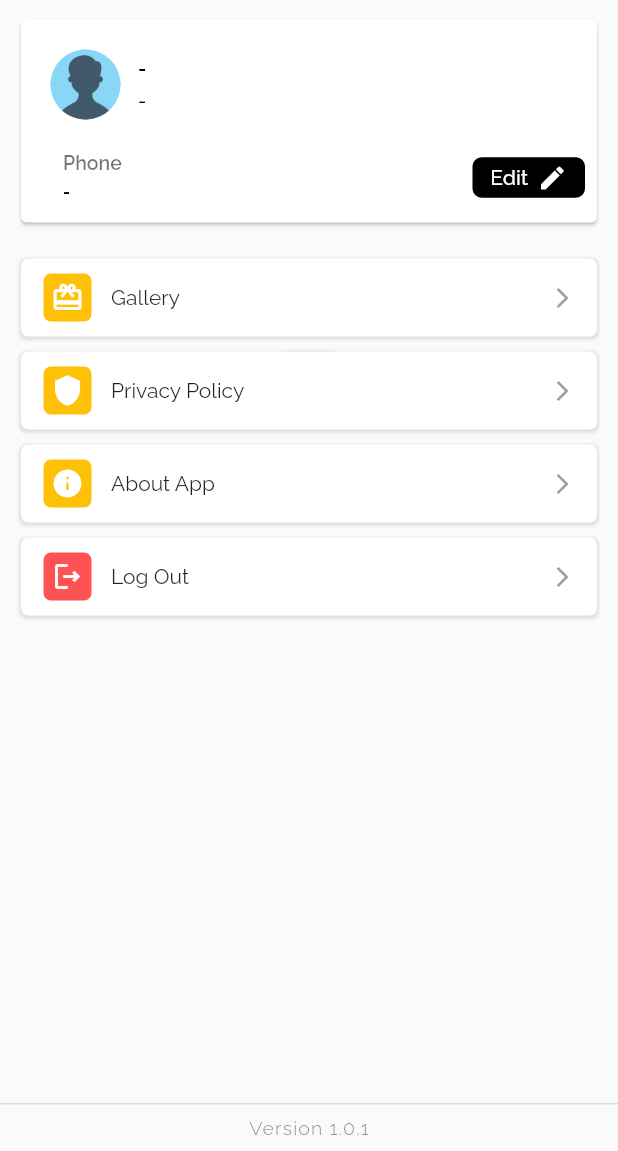
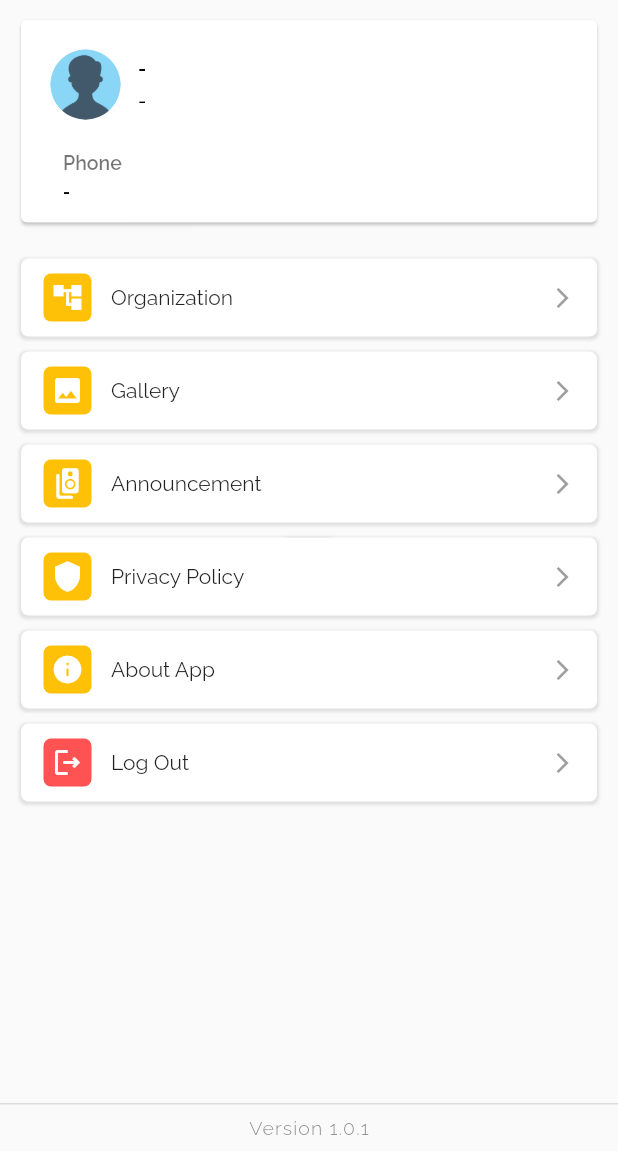
Before and after one commit to richmondquainoo/rmc_app, a Flutter app: the SettingsScreen screen opened directly, on a phone screen of 412 x 824 dp, the part 85-1236 px from its top. Run offline on Flutter 3.47's test engine with Material 2 defaults, Android fonts, the light colour scheme and no system bars; drawn by our look-alikes of avatar_glow; our stand-ins replace cached_network_image, google_fonts, pin_code_fields, salomon_bottom_bar, youtube_player_flutter.

Commit message:
Organization Details screen

```diff
--- a/lib/screens/Settings/SettingsScreen.dart
+++ b/lib/screens/Settings/SettingsScreen.dart
@@ -1,6 +1,7 @@
 import 'package:flutter/material.dart';
 import 'package:google_fonts/google_fonts.dart';
 import 'package:avatar_glow/avatar_glow.dart';
+import 'package:rmcapp/screens/Organizations/OrganizationScreen.dart';
 import '../../Components/settingCardComponent.dart';
 import '../../Constants/myColors.dart';
 class SettingsScreen extends StatefulWidget {
@@ -135,44 +136,6 @@ class _SettingsScreenState extends State<SettingsScreen> {
                                 ],
                               ),
                             ),
-                            GestureDetector(
-                              onTap: () {
-                                // Navigator.push(
-                                //   context,
-                                //   MaterialPageRoute(
-                                //     builder: (context) => EditProfileScreen(),
-                                //   ),
-                                // );
-                              },
-                              child: Container(
-                                height: 27,
-                                width: 75,
-                                decoration: BoxDecoration(
-                                  color: Colors.black,
-                                  borderRadius: BorderRadius.circular(6),
-                                ),
-                                child: Row(
-                                  mainAxisAlignment: MainAxisAlignment.center,
-                                  children: [
-                                    Text(
-                                      "Edit",
-                                      style: GoogleFonts.raleway(
-                                          fontWeight: FontWeight.w500,
-                                          fontSize: 14,
-                                          color: Colors.white),
-                                    ),
-                                    const SizedBox(
-                                      width: 6,
-                                    ),
-                                    const Icon(
-                                      Icons.edit,
-                                      size: 20,
-                                      color: Colors.white,
-                                    )
-                                  ],
-                                ),
-                              ),
-                            ),
                           ],
                         ),
                       ],
@@ -202,8 +165,78 @@ class _SettingsScreenState extends State<SettingsScreen> {
                 ),
                 child: Column(children: [
                   SettingCardComponent(
+                    title: "Organization",
+                    leadingIcon: Icons.account_tree_sharp,
+                    bgIconColor: Colors.amber,
+                    onTap: () {
+                      Navigator.push(
+                        context,
+                        MaterialPageRoute(
+                          builder: (context) => const OrganizationScreen(
+
+                          ),
+                        ),
+                      );
+                    },
+                  ),
+                ]),
+              ),
+            ),
+            Padding(
+              padding: const EdgeInsets.only(left: 14.0, right: 14, bottom: 10),
+              child: Container(
+                padding: const EdgeInsets.only(left: 15, right: 15),
+                decoration: BoxDecoration(
+                  borderRadius: BorderRadius.circular(5),
+                  color: Theme.of(context).cardColor,
+                  boxShadow: [
+                    BoxShadow(
+                      color: Theme.of(context).shadowColor.withOpacity(0.1),
+                      spreadRadius: 1,
+                      blurRadius: 1,
+                      offset: const Offset(0, 1), // changes position of shadow
+                    ),
+                  ],
+                ),
+                child: Column(children: [
+                  SettingCardComponent(
                     title: "Gallery",
-                    leadingIcon: Icons.card_giftcard_outlined,
+                    leadingIcon: Icons.image,
+                    bgIconColor: Colors.amber,
+                    onTap: () {
+                      // Navigator.push(
+                      //   context,
+                      //   MaterialPageRoute(
+                      //     builder: (context) => OrderScreen(
+                      //       showBackButton: true,
+                      //     ),
+                      //   ),
+                      // );
+                    },
+                  ),
+                ]),
+              ),
+            ),
+            Padding(
+              padding: const EdgeInsets.only(left: 14.0, right: 14, bottom: 10),
+              child: Container(
+                padding: const EdgeInsets.only(left: 15, right: 15),
+                decoration: BoxDecoration(
+                  borderRadius: BorderRadius.circular(5),
+                  color: Theme.of(context).cardColor,
+                  boxShadow: [
+                    BoxShadow(
+                      color: Theme.of(context).shadowColor.withOpacity(0.1),
+                      spreadRadius: 1,
+                      blurRadius: 1,
+                      offset: const Offset(0, 1), // changes position of shadow
+                    ),
+                  ],
+                ),
+                child: Column(children: [
+                  SettingCardComponent(
+                    title: "Announcement",
+                    leadingIcon: Icons.speaker_group_rounded,
                     bgIconColor: Colors.amber,
                     onTap: () {
                       // Navigator.push(
```
Also changed, not shown: lib/screens/Home/HomeScreen.dart (+183 -182 lines), lib/screens/Organizations/OrgDetailsScreen.dart (added, +16 -0 lines), lib/screens/Organizations/OrganizationScreen.dart (+0 -33 lines).
